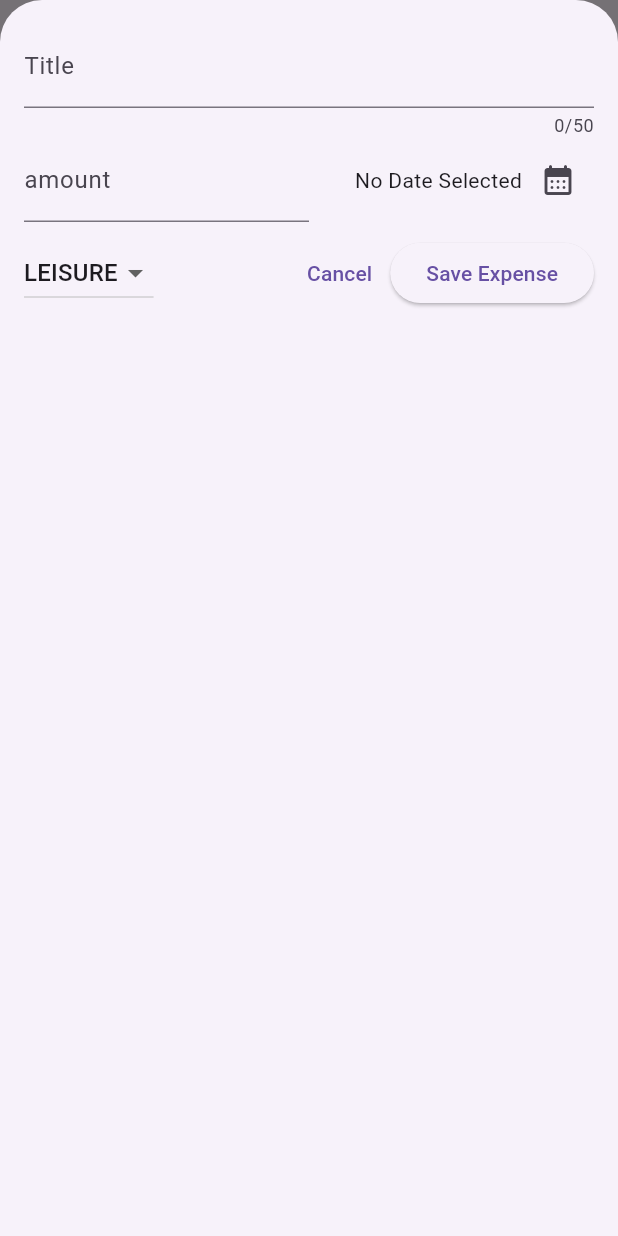
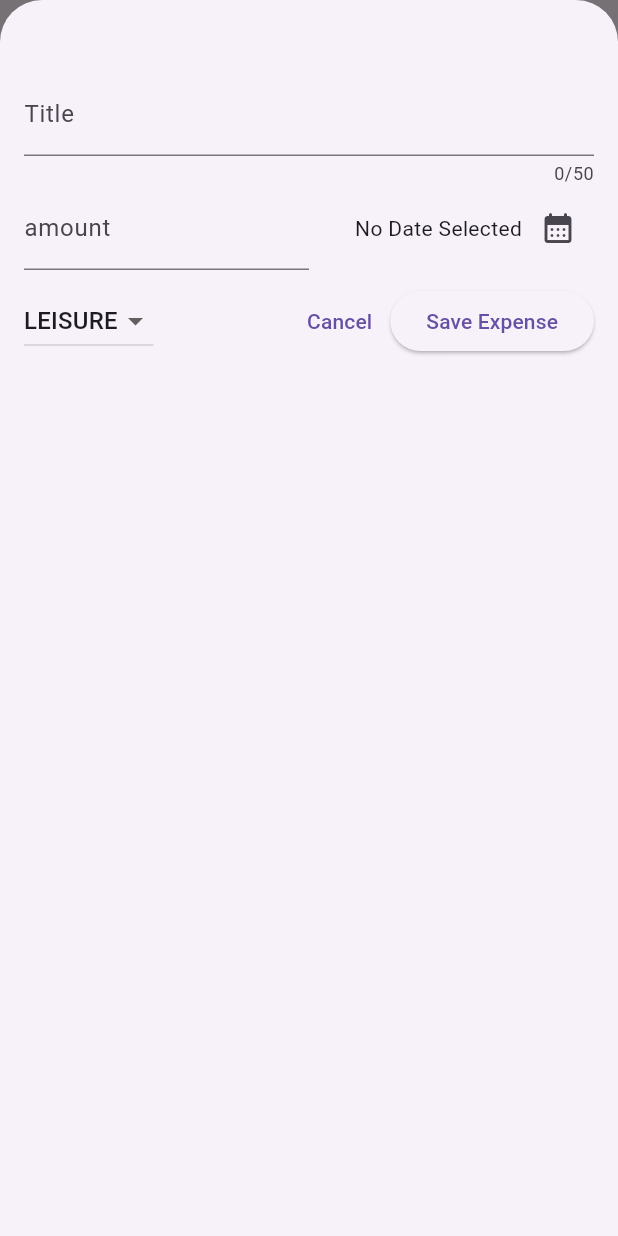
Before and after one commit to HassamAli2174/Modern-Expense-Tracker, a Flutter app: the screen it shows after launch, after a tap on the "add" icon, on a phone screen of 412 x 824 dp. Run offline on Flutter 3.47's test engine with Material 3 defaults, Android fonts, the phone set to English and light mode, and no system bars.

Commit message:
Update padding in NewExpense widget for improved layout consistency.

```diff
--- a/lib/widgets/expenses_list/new_expense.dart
+++ b/lib/widgets/expenses_list/new_expense.dart
@@ -84,7 +84,7 @@ class _NewExpenseState extends State<NewExpense> {
   @override
   Widget build(BuildContext context) {
     return Padding(
-      padding: const EdgeInsets.all(16),
+      padding: const EdgeInsets.fromLTRB(16,48,16,16),
       child: Column(
         children: [
           TextField(
```
